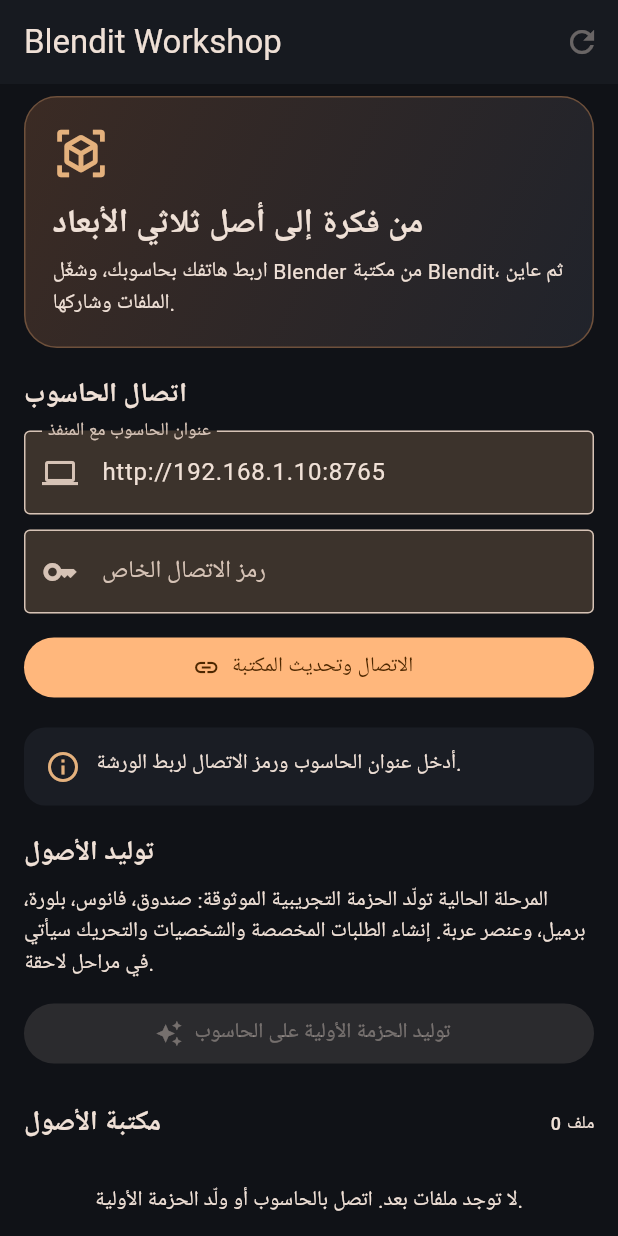
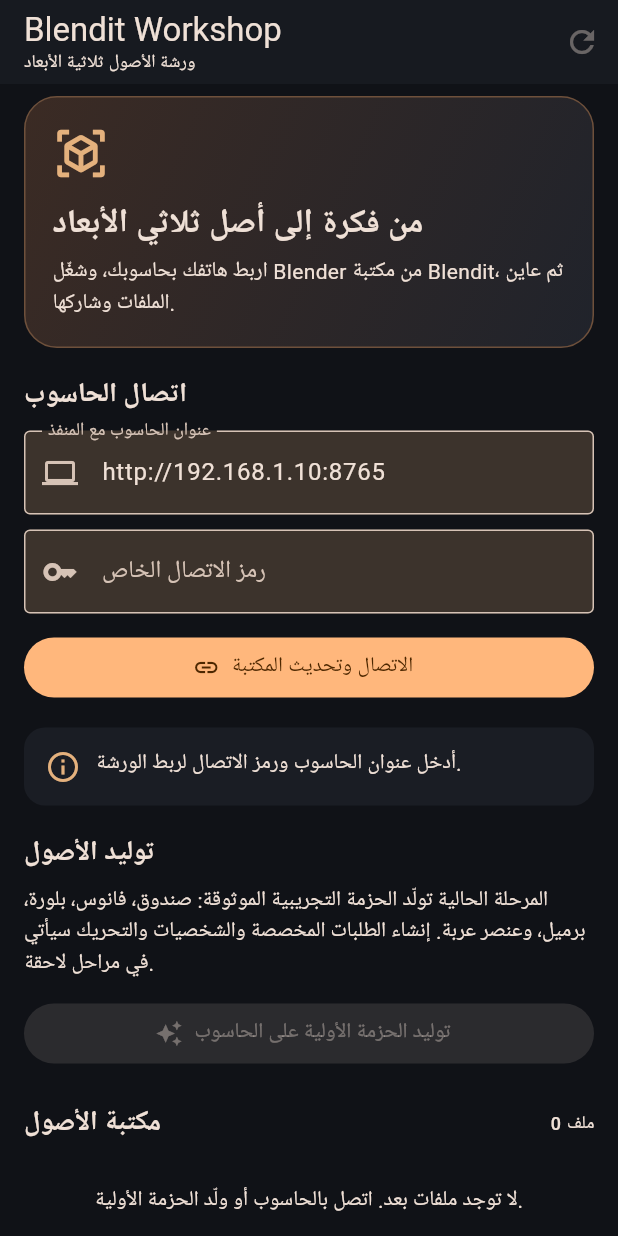
Before and after one commit to bdssmdkacem-dot/Blendit, a Flutter app: the screen it shows after launch, on a phone screen of 412 x 824 dp. Run offline on Flutter 3.47's test engine with Material 3 defaults, Android fonts, the phone set to English and light mode, and no system bars; our stand-ins replace share_plus.

Commit message:
Fix Flutter AppBar title layout for stable compilation

```diff
--- a/android_app/lib/main.dart
+++ b/android_app/lib/main.dart
@@ -235,8 +235,14 @@
     final active = _jobState == 'queued' || _jobState == 'running';
     return Scaffold(
       appBar: AppBar(
-        title: const Text('Blendit Workshop'),
-        subtitle: const Text('ورشة الأصول ثلاثية الأبعاد'),
+        title: const Column(
+          crossAxisAlignment: CrossAxisAlignment.start,
+          mainAxisSize: MainAxisSize.min,
+          children: [
+            Text('Blendit Workshop'),
+            Text('ورشة الأصول ثلاثية الأبعاد', style: TextStyle(fontSize: 12)),
+          ],
+        ),
         actions: [
           IconButton(
             tooltip: 'تحديث الأصول',
```
